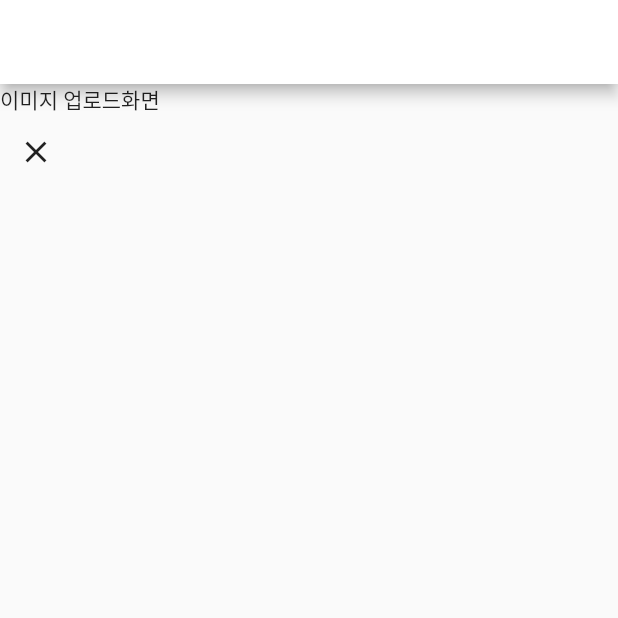
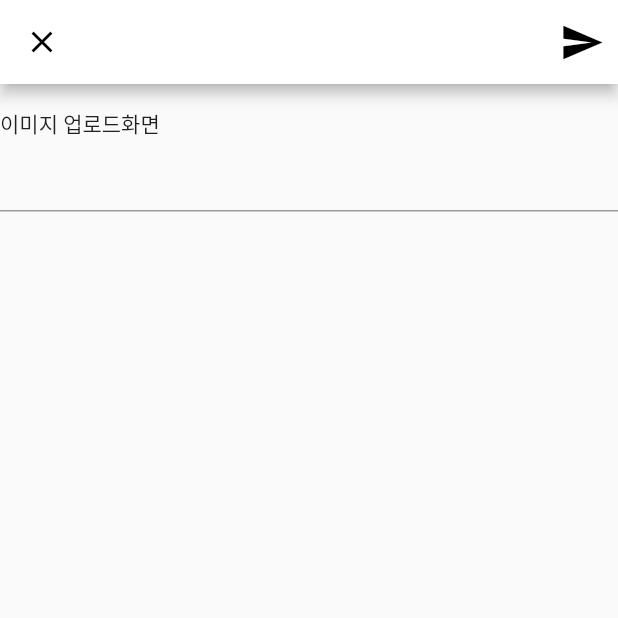
Before and after one commit to ein214/flutter_instagram, a Flutter app: the screen it shows after launch, after a tap on the "add box" icon, on a phone screen of 412 x 824 dp, the top half of it. Run offline on Flutter 3.47's test engine with Material 2 defaults, Android fonts, the phone set to English and light mode, and no system bars; our stand-ins replace fluttertoast, image_picker; network calls fail.

Commit message:
폰에 저장된 이미지 가져오기 + 발행버튼 누를 시 리스트에 노출되게 하기 과제

```diff
--- a/lib/main.dart
+++ b/lib/main.dart
@@ -4,6 +4,8 @@ import 'package:http/http.dart' as http;
 import 'dart:convert';
 import 'package:fluttertoast/fluttertoast.dart';
 import 'package:flutter/rendering.dart';
+import 'package:image_picker/image_picker.dart';
+import 'dart:io';
 
 void main() {
   runApp(
@@ -26,7 +28,7 @@ class _MyAppState extends State<MyApp> {
   var tab = 0;
   var contents = [];
   var getHttpCount = 0;
-
+  var userImage;
 
   addData(a) {
     setState(() {
@@ -68,9 +70,18 @@ class _MyAppState extends State<MyApp> {
           actions: [
             IconButton(
               icon:Icon(Icons.add_box_outlined),
-              onPressed: (){
+              onPressed: () async {
+                var picker = ImagePicker();
+                var image = await picker.pickImage(source: ImageSource.gallery);
+                if (image != null) {
+                  print(image);
+                  setState(() {
+                    userImage = File(image.path);
+                  });
+                }
+
                 Navigator.push(context,
-                  MaterialPageRoute(builder: (context) => Upload())
+                  MaterialPageRoute(builder: (context) => Upload(userImage: userImage, addData: addData))
                 );
               },
               iconSize: 30,
@@ -144,7 +155,7 @@ class _ListTabState extends State<ListTab> {
           itemBuilder: (context, index) {
             return Column(
               children: [
-                Image.network(widget.contents[index]['image']),
+                widget.contents[index]['image'].runtimeType != String ? Image.file(widget.contents[index]['image']): Image.network(widget.contents[index]['image']),
                 Container(
                   constraints: BoxConstraints(maxWidth: double.infinity),
                   padding: EdgeInsets.all(20),
@@ -172,24 +183,53 @@ class _ListTabState extends State<ListTab> {
 }
 
 class Upload extends StatelessWidget {
-  const Upload({Key? key}) : super(key: key);
+  Upload({Key? key, this.userImage, this.addData}) : super(key: key);
+  final userImage;
+  final addData;
+
+  var textData = TextEditingController();
+
 
   @override
   Widget build(BuildContext context) {
     return Scaffold(
-      appBar: AppBar(),
-      body: Column(
-        crossAxisAlignment: CrossAxisAlignment.start,
-        children: [
-          Text('이미지 업로드화면'),
+      appBar: AppBar(
+        leading: IconButton(
+          icon:Icon(Icons.close),
+          onPressed: () {
+            Navigator.pop(context);
+          },
+          color: Colors.black,
+        ),
+        actions: [
           IconButton(
-            icon:Icon(Icons.close),
+            icon: Icon(Icons.send),
+            iconSize: 30,
             onPressed: () {
+              addData({
+                "id" : "5",
+                "image": userImage,
+                "likes" : 10,
+                "date": "Feb 24",
+                "content" : textData.text,
+                "liked": false,
+                "user" : "einee214"
+              });
+
               Navigator.pop(context);
             },
           )
         ],
       ),
+      body: Column(
+        crossAxisAlignment: CrossAxisAlignment.start,
+        children: [
+          userImage != null ? Image.file(userImage) : Text(""),
+          Text('이미지 업로드화면'),
+          TextField(controller: textData,),
+
+        ],
+      ),
     );
   }
 }
--- a/pubspec.yaml
+++ b/pubspec.yaml
@@ -31,6 +31,7 @@ dependencies:
     sdk: flutter
   http: ^0.13.4
   fluttertoast: ^8.0.8
+  image_picker: ^0.8.4+4
 
   # The following adds the Cupertino Icons font to your application.
   # Use with the CupertinoIcons class for iOS style icons.
```
Also changed, not shown: pubspec.lock.
